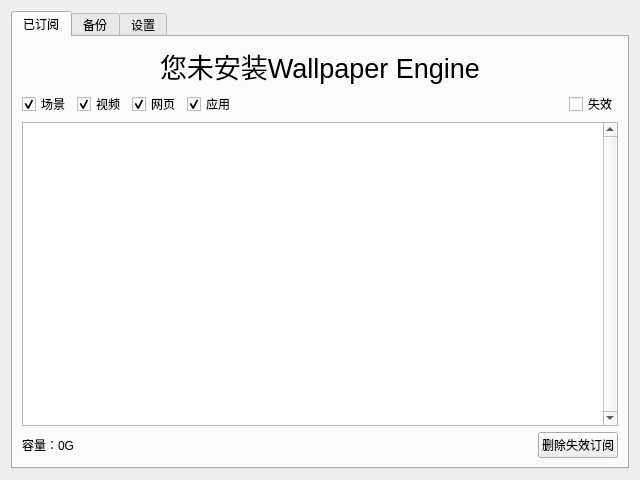
Above: widgets/main.ui from w703001848/Wallpaper_Engine_Tools before the change. Below: the same form after it.
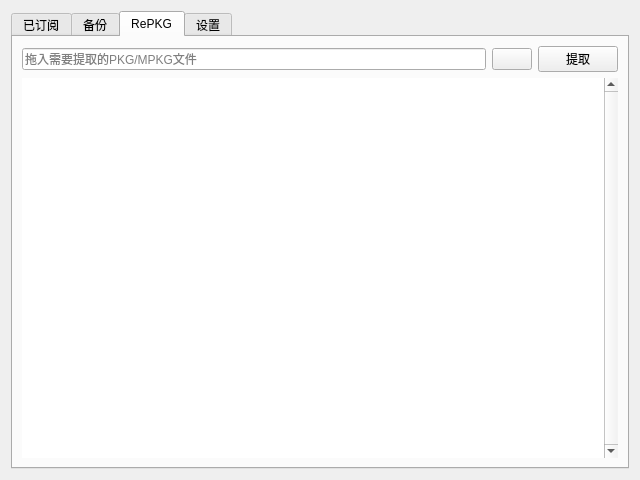
That is the form after the change. The open tabs and pages were chosen to show the change. Icons and pictures are not drawn.

What changed in the file:
```diff
--- a/widgets/main.ui
+++ b/widgets/main.ui
@@ -26,235 +26,19 @@
    <iconset>
     <normaloff>../img/Management.ico</normaloff>../img/Management.ico</iconset>
   </property>
-  <layout class="QVBoxLayout" name="verticalLayout_9">
-   <item>
+  <layout class="QGridLayout" name="gridLayout">
+   <item row="0" column="0">
     <widget class="QTabWidget" name="tabWidget">
      <property name="currentIndex">
       <number>0</number>
      </property>
-     <widget class="QWidget" name="tab">
+     <widget class="QWidget" name="tab_main">
       <attribute name="title">
        <string>已订阅</string>
       </attribute>
-      <layout class="QVBoxLayout" name="verticalLayout">
-       <item>
-        <widget class="QLabel" name="label_error">
-         <property name="enabled">
-          <bool>true</bool>
-         </property>
-         <property name="font">
-          <font>
-           <pointsize>20</pointsize>
-          </font>
-         </property>
-         <property name="lineWidth">
-          <number>1</number>
-         </property>
-         <property name="text">
-          <string>您未安装Wallpaper Engine</string>
-         </property>
-         <property name="alignment">
-          <set>Qt::AlignmentFlag::AlignCenter</set>
-         </property>
-        </widget>
-       </item>
-       <item>
-        <widget class="QWidget" name="widget_1" native="true">
-         <layout class="QVBoxLayout" name="verticalLayout_6">
-          <property name="spacing">
-           <number>6</number>
-          </property>
-          <property name="leftMargin">
-           <number>0</number>
-          </property>
-          <property name="topMargin">
-           <number>0</number>
-          </property>
-          <property name="rightMargin">
-           <number>0</number>
-          </property>
-          <property name="bottomMargin">
-           <number>0</number>
-          </property>
-          <item>
-           <layout class="QHBoxLayout" name="horizontalLayout">
-            <item>
-             <widget class="QCheckBox" name="checkBox_4">
-              <property name="minimumSize">
-               <size>
-                <width>40</width>
-                <height>0</height>
-               </size>
-              </property>
-              <property name="maximumSize">
-               <size>
-                <width>50</width>
-                <height>16777215</height>
-               </size>
-              </property>
-              <property name="text">
-               <string>场景</string>
-              </property>
-              <property name="checked">
-               <bool>true</bool>
-              </property>
-             </widget>
-            </item>
-            <item>
-             <widget class="QCheckBox" name="checkBox_3">
-              <property name="minimumSize">
-               <size>
-                <width>40</width>
-                <height>0</height>
-               </size>
-              </property>
-              <property name="maximumSize">
-               <size>
-                <width>50</width>
-                <height>16777215</height>
-               </size>
-              </property>
-              <property name="text">
-               <string>视频</string>
-              </property>
-              <property name="checked">
-               <bool>true</bool>
-              </property>
-             </widget>
-            </item>
-            <item>
-             <widget class="QCheckBox" name="checkBox_2">
-              <property name="minimumSize">
-               <size>
-                <width>40</width>
-                <height>0</height>
-               </size>
-              </property>
-              <property name="maximumSize">
-               <size>
-                <width>50</width>
-                <height>16777215</height>
-               </size>
-              </property>
-              <property name="text">
-               <string>网页</string>
-              </property>
-              <property name="checked">
-               <bool>true</bool>
-              </property>
-             </widget>
-            </item>
-            <item>
-             <widget class="QCheckBox" name="checkBox">
-              <property name="minimumSize">
-               <size>
-                <width>40</width>
-                <height>0</height>
-               </size>
-              </property>
-              <property name="maximumSize">
-               <size>
-                <width>50</width>
-                <height>16777215</height>
-               </size>
-              </property>
-              <property name="text">
-               <string>应用</string>
-              </property>
-              <property name="checked">
-               <bool>true</bool>
-              </property>
-             </widget>
-            </item>
-            <item>
-             <spacer name="horizontalSpacer">
-              <property name="orientation">
-               <enum>Qt::Orientation::Horizontal</enum>
-              </property>
-              <property name="sizeHint" stdset="0">
-               <size>
-                <width>40</width>
-                <height>20</height>
-               </size>
-              </property>
-             </spacer>
-            </item>
-            <item>
-             <widget class="QCheckBox" name="checkBox_5">
-              <property name="minimumSize">
-               <size>
-                <width>40</width>
-                <height>0</height>
-               </size>
-              </property>
-              <property name="maximumSize">
-               <size>
-                <width>50</width>
-                <height>16777215</height>
-               </size>
-              </property>
-              <property name="text">
-               <string>失效</string>
-              </property>
-             </widget>
-            </item>
-           </layout>
-          </item>
-          <item>
-           <widget class="QTableWidget" name="tableWidget_1">
-            <property name="verticalScrollBarPolicy">
-             <enum>Qt::ScrollBarPolicy::ScrollBarAlwaysOn</enum>
-            </property>
-            <property name="gridStyle">
-             <enum>Qt::PenStyle::SolidLine</enum>
-            </property>
-           </widget>
-          </item>
-          <item>
-           <layout class="QHBoxLayout" name="horizontalLayout_7">
-            <item>
-             <widget class="QLabel" name="label_3">
-              <property name="text">
-               <string>容量：0G</string>
-              </property>
-             </widget>
-            </item>
-            <item>
-             <spacer name="horizontalSpacer_2">
-              <property name="orientation">
-               <enum>Qt::Orientation::Horizontal</enum>
-              </property>
-              <property name="sizeHint" stdset="0">
-               <size>
-                <width>40</width>
-                <height>20</height>
-               </size>
-              </property>
-             </spacer>
-            </item>
-            <item>
-             <widget class="QPushButton" name="pushButton">
-              <property name="text">
-               <string>删除失效订阅</string>
-              </property>
-              <property name="checkable">
-               <bool>false</bool>
-              </property>
-              <property name="autoDefault">
-               <bool>false</bool>
-              </property>
-              <property name="default">
-               <bool>false</bool>
-              </property>
-              <property name="flat">
-               <bool>false</bool>
-              </property>
-             </widget>
-            </item>
-           </layout>
-          </item>
-         </layout>
-        </widget>
+      <layout class="QGridLayout" name="gridLayout_4">
+       <item row="1" column="1">
+        <layout class="QGridLayout" name="gridLayout_tabMain"/>
        </item>
       </layout>
      </widget>
@@ -263,7 +47,68 @@
        <string>备份</string>
       </attribute>
      </widget>
-     <widget class="QWidget" name="tab_2">
+     <widget class="QWidget" name="tab">
+      <attribute name="title">
+       <string>RePKG</string>
+      </attribute>
+      <layout class="QVBoxLayout" name="verticalLayout_5">
+       <item>
+        <layout class="QHBoxLayout" name="horizontalLayout_8">
+         <item>
+          <widget class="QLineEdit" name="lineEdit_repkg">
+           <property name="placeholderText">
+            <string>拖入需要提取的PKG/MPKG文件</string>
+           </property>
+          </widget>
+         </item>
+         <item>
+          <widget class="QPushButton" name="btn_repkgPath">
+           <property name="text">
+            <string/>
+           </property>
+           <property name="icon">
+            <iconset theme="QIcon::ThemeIcon::EditFind"/>
+           </property>
+          </widget>
+         </item>
+         <item>
+          <widget class="QPushButton" name="btn_repkg">
+           <property name="text">
+            <string>提取</string>
+           </property>
+          </widget>
+         </item>
+        </layout>
+       </item>
+       <item>
+        <widget class="QTableWidget" name="tableWidget_repkg">
+         <property name="frameShape">
+          <enum>QFrame::Shape::NoFrame</enum>
+         </property>
+         <property name="verticalScrollBarPolicy">
+          <enum>Qt::ScrollBarPolicy::ScrollBarAlwaysOn</enum>
+         </property>
+         <property name="horizontalScrollBarPolicy">
+          <enum>Qt::ScrollBarPolicy::ScrollBarAlwaysOff</enum>
+         </property>
+         <property name="columnCount">
+          <number>4</number>
+         </property>
+         <attribute name="horizontalHeaderVisible">
+          <bool>false</bool>
+         </attribute>
+         <attribute name="verticalHeaderVisible">
+          <bool>false</bool>
+         </attribute>
+         <column/>
+         <column/>
+         <column/>
+         <column/>
+        </widget>
+       </item>
+      </layout>
+     </widget>
+     <widget class="QWidget" name="tab_set">
       <attribute name="title">
        <string>设置</string>
       </attribute>
@@ -282,7 +127,7 @@
             <height>466</height>
            </rect>
           </property>
-          <layout class="QVBoxLayout" name="verticalLayout_5">
+          <layout class="QVBoxLayout" name="verticalLayout_2">
            <item>
             <widget class="QGroupBox" name="groupBox">
              <property name="minimumSize">
@@ -481,14 +326,61 @@
               <item>
                <layout class="QHBoxLayout" name="horizontalLayout_5">
                 <item>
-                 <widget class="QLineEdit" name="lineEdit_wallpaperBackupPath_3">
+                 <widget class="QLabel" name="label_3">
+                  <property name="minimumSize">
+                   <size>
+                    <width>160</width>
+                    <height>0</height>
+                   </size>
+                  </property>
+                  <property name="text">
+                   <string>原地址</string>
+                  </property>
+                  <property name="alignment">
+                   <set>Qt::AlignmentFlag::AlignRight|Qt::AlignmentFlag::AlignTrailing|Qt::AlignmentFlag::AlignVCenter</set>
+                  </property>
+                 </widget>
+                </item>
+                <item>
+                 <widget class="QLineEdit" name="lineEdit_wallpaperBackupPath_mklink">
                   <property name="placeholderText">
                    <string>目录地址：wallpaper_engine\\projects\\backup</string>
                   </property>
                  </widget>
                 </item>
+               </layout>
+              </item>
+              <item>
+               <layout class="QHBoxLayout" name="horizontalLayout_7">
                 <item>
-                 <widget class="QPushButton" name="btn_backup_2">
+                 <widget class="QLabel" name="label_5">
+                  <property name="minimumSize">
+                   <size>
+                    <width>160</width>
+                    <height>0</height>
+                   </size>
+                  </property>
+                  <property name="text">
+                   <string>目标地址</string>
+                  </property>
+                  <property name="alignment">
+                   <set>Qt::AlignmentFlag::AlignRight|Qt::AlignmentFlag::AlignTrailing|Qt::AlignmentFlag::AlignVCenter</set>
+                  </property>
+                 </widget>
+                </item>
+                <item>
+                 <widget class="QLineEdit" name="lineEdit_steamPath_mklink">
+                  <property name="placeholderText">
+                   <string>目录地址：Steam\\steamapps\\workshop\\content\\431960</string>
+                  </property>
+                 </widget>
+                </item>
+               </layout>
+              </item>
+              <item>
+               <layout class="QHBoxLayout" name="horizontalLayout">
+                <item>
+                 <widget class="QPushButton" name="btn_mklink_create">
                   <property name="minimumSize">
                    <size>
                     <width>0</width>
@@ -509,6 +401,26 @@
                 </item>
                </layout>
               </item>
+              <item>
+               <widget class="QLabel" name="label_7">
+                <property name="lineWidth">
+                 <number>2</number>
+                </property>
+                <property name="text">
+                 <string>注意：生成软链接将重命名源文件夹（名称+后缀）防止丢失，如果失败请手动改回。
+转移项目不建议使用，请手动剪切订阅目录</string>
+                </property>
+               </widget>
+              </item>
+             </layout>
+            </widget>
+           </item>
+           <item>
+            <widget class="QGroupBox" name="groupBox">
+             <property name="title">
+              <string>NAS备份</string>
+             </property>
+             <layout class="QVBoxLayout" name="verticalLayout">
               <item>
                <widget class="QLabel" name="label_8">
                 <property name="lineWidth">
@@ -521,7 +433,7 @@
                </widget>
               </item>
               <item>
-               <layout class="QHBoxLayout" name="horizontalLayout_8">
+               <layout class="QHBoxLayout" name="horizontalLayout_6">
                 <item>
                  <widget class="QLineEdit" name="lineEdit_wallpaperBackupPath_4">
                   <property name="placeholderText">
@@ -558,19 +470,15 @@
              <property name="title">
               <string>关于</string>
              </property>
-             <widget class="QLabel" name="label_version">
-              <property name="geometry">
-               <rect>
-                <x>10</x>
-                <y>25</y>
-                <width>221</width>
-                <height>16</height>
-               </rect>
-              </property>
-              <property name="text">
-               <string>版本：0</string>
-              </property>
-             </widget>
+             <layout class="QVBoxLayout" name="verticalLayout_6">
+              <item>
+               <widget class="QLabel" name="label_version">
+                <property name="text">
+                 <string>版本：0</string>
+                </property>
+               </widget>
+              </item>
+             </layout>
             </widget>
            </item>
            <item>
```
Left out of the diff: 156 changed lines with no effect on the pictures.
